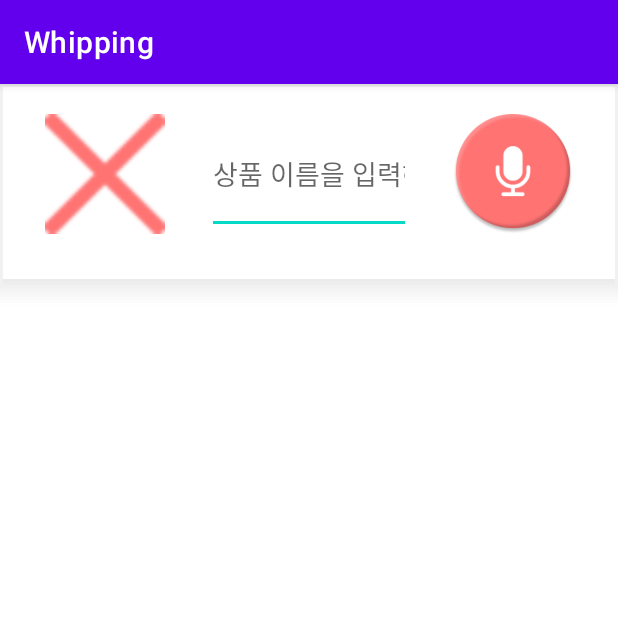
After one commit to NetChallenge-masking/Whipping, an Android app: the Search2Activity screen opened directly, with no data from a screen before it, on a phone screen of 412 x 824 dp, the top half of it. The commit adds this screen. Run offline under Robolectric (Android 15) with nearby library versions, the phone set to English and light mode, and no system bars; 1 statement that could not run was skipped.

Commit message:
[FEAT] 사용자에게 음성인식으로 찾고싶은 상품 이름 받아오기 구현 완성
음성인식으로 사용자에게 찾고 싶은 상품의 이름을 받아와서 검색창에 넘겨주는 코드 구현완료
음성인식 레이아웃 구현완료

```diff
--- a/app/src/main/java/kr/co/whipping/HomeActivity.java
+++ b/app/src/main/java/kr/co/whipping/HomeActivity.java
@@ -7,6 +7,7 @@ import android.os.Bundle;
 import android.view.View;
 
 import kr.co.whipping.scan.ScanActivity;
+import kr.co.whipping.search.SearchActivity;
 
 
 public class HomeActivity extends AppCompatActivity {
--- /dev/null
+++ b/app/src/main/java/kr/co/whipping/search/Search2Activity.java
@@ -0,0 +1,25 @@
+package kr.co.whipping.search;
+
+import android.content.Intent;
+import android.os.Bundle;
+import android.widget.EditText;
+
+import androidx.annotation.Nullable;
+import androidx.appcompat.app.AppCompatActivity;
+
+import kr.co.whipping.R;
+
+public class Search2Activity extends AppCompatActivity {
+    EditText searchEditTextview;
+    @Override
+    protected void onCreate(@Nullable Bundle savedInstanceState) {
+        super.onCreate(savedInstanceState);
+        setContentView(R.layout.activity_search2);
+
+        searchEditTextview =(EditText) findViewById(R.id.searchEditTextview);
+        Intent intent =getIntent();
+        searchEditTextview.setText(intent.getExtras().getString("searchItemName").toString());
+
+
+    }
+}
--- /dev/null
+++ b/app/src/main/res/drawable-v24/ic_mic_offs.xml
@@ -0,0 +1,5 @@
+<vector android:height="24dp" android:tint="#58BD64"
+    android:viewportHeight="24" android:viewportWidth="24"
+    android:width="24dp" xmlns:android="http://schemas.android.com/apk/res/android">
+    <path android:fillColor="@android:color/white" android:pathData="M12,14c1.66,0 2.99,-1.34 2.99,-3L15,5c0,-1.66 -1.34,-3 -3,-3S9,3.34 9,5v6c0,1.66 1.34,3 3,3zM17.3,11c0,3 -2.54,5.1 -5.3,5.1S6.7,14 6.7,11L5,11c0,3.41 2.72,6.23 6,6.72L11,21h2v-3.28c3.28,-0.48 6,-3.3 6,-6.72h-1.7z"/>
+</vector>
--- /dev/null
+++ b/app/src/main/res/drawable-v24/ic_mics.xml
@@ -0,0 +1,5 @@
+<vector android:height="24dp" android:tint="#EC4A4A"
+    android:viewportHeight="24" android:viewportWidth="24"
+    android:width="24dp" xmlns:android="http://schemas.android.com/apk/res/android">
+    <path android:fillColor="@android:color/white" android:pathData="M12,14c1.66,0 2.99,-1.34 2.99,-3L15,5c0,-1.66 -1.34,-3 -3,-3S9,3.34 9,5v6c0,1.66 1.34,3 3,3zM17.3,11c0,3 -2.54,5.1 -5.3,5.1S6.7,14 6.7,11L5,11c0,3.41 2.72,6.23 6,6.72L11,21h2v-3.28c3.28,-0.48 6,-3.3 6,-6.72h-1.7z"/>
+</vector>
--- /dev/null
+++ b/app/src/main/res/drawable/shadow.xml
@@ -0,0 +1,97 @@
+<?xml version="1.0" encoding="utf-8"?>
+<layer-list xmlns:android="http://schemas.android.com/apk/res/android" >
+
+    <!-- Drop Shadow Stack -->
+    <item>
+        <shape>
+            <padding
+                android:bottom="2.5dp"/>
+
+            <solid android:color="#00CCCCCC" />
+        </shape>
+    </item>
+    <item>
+        <shape>
+            <padding
+                android:bottom="2.5dp"/>
+
+            <solid android:color="#06CCCCCC" />
+        </shape>
+    </item>
+    <item>
+        <shape>
+            <padding
+                android:bottom="2.5dp"/>
+
+
+            <solid android:color="#09CCCCCC" />
+        </shape>
+    </item>
+    <item>
+        <shape>
+            <padding
+                android:bottom="2.5dp" />
+
+            <solid android:color="#0BCCCCCC" />
+        </shape>
+    </item>
+    <item>
+        <shape>
+            <padding
+                android:bottom="2.5dp" />
+
+            <solid android:color="#0DCCCCCC" />
+        </shape>
+    </item>
+    <item>
+        <shape>
+            <padding
+                android:bottom="2.5dp" />
+
+            <solid android:color="#10CCCCCC" />
+        </shape>
+    </item>
+    <item>
+        <shape>
+            <padding
+                android:bottom="2.5dp" />
+
+            <solid android:color="#12CCCCCC" />
+        </shape>
+    </item>
+    <item>
+        <shape>
+            <padding
+                android:bottom="2.5dp"
+                android:left="2.5dp"
+                android:right="2.5dp"
+                android:top="2.5dp" />
+
+            <solid android:color="#15CCCCCC" />
+        </shape>
+    </item>
+    <item>
+        <shape>
+            <padding
+                android:bottom="2.5dp" />
+
+            <solid android:color="#17CCCCCC" />
+        </shape>
+    </item>
+    <item>
+        <shape>
+            <padding
+                android:bottom="2.5dp" />
+
+            <solid android:color="#1ACCCCCC" />
+        </shape>
+    </item>
+
+    <!-- Background -->
+    <item>
+        <shape>
+            <solid android:color="@android:color/white" />
+        </shape>
+    </item>
+
+</layer-list>
--- /dev/null
+++ b/app/src/main/res/layout/activity_search2.xml
@@ -0,0 +1,64 @@
+<?xml version="1.0" encoding="utf-8"?>
+<androidx.constraintlayout.widget.ConstraintLayout xmlns:android="http://schemas.android.com/apk/res/android"
+    xmlns:app="http://schemas.android.com/apk/res-auto"
+    xmlns:tools="http://schemas.android.com/tools"
+    android:id="@+id/searchRecyclerView"
+    android:layout_width="match_parent"
+    android:layout_height="match_parent"
+    android:elevation="100dp">
+
+    <View
+        android:id="@+id/view3"
+        android:layout_width="wrap_content"
+        android:layout_height="150dp"
+        android:background="@drawable/shadow"
+        app:layout_constraintEnd_toEndOf="parent"
+        app:layout_constraintHorizontal_bias="0.0"
+        app:layout_constraintStart_toStartOf="parent"
+        app:layout_constraintTop_toTopOf="parent" />
+
+    <androidx.appcompat.widget.AppCompatButton
+        android:id="@+id/button2"
+        android:layout_width="80dp"
+        android:layout_height="80dp"
+        android:layout_marginStart="30dp"
+        android:layout_marginTop="20dp"
+        android:background="@drawable/backbtn"
+        android:contentDescription="뒤로가기 버튼 입니다."
+        app:layout_constraintStart_toStartOf="parent"
+        app:layout_constraintTop_toTopOf="parent" />
+
+    <EditText
+        android:id="@+id/searchEditTextview"
+        android:layout_width="0dp"
+        android:layout_height="80dp"
+        android:layout_marginStart="28dp"
+        android:layout_marginTop="20dp"
+        android:layout_marginEnd="28dp"
+        android:ems="10"
+        android:hint="상품 이름을 입력해주세요."
+        android:inputType="textPersonName"
+        app:layout_constraintEnd_toStartOf="@+id/button3"
+        app:layout_constraintHorizontal_bias="0.467"
+        app:layout_constraintStart_toEndOf="@+id/button2"
+        app:layout_constraintTop_toTopOf="parent" />
+
+    <androidx.appcompat.widget.AppCompatButton
+        android:id="@+id/button3"
+        android:layout_width="80dp"
+        android:layout_height="80dp"
+        android:layout_marginTop="20dp"
+        android:layout_marginEnd="30dp"
+        android:background="@drawable/mic_img"
+        android:contentDescription="음성인식으로 이동하는 버튼입니다."
+        app:layout_constraintEnd_toEndOf="parent"
+        app:layout_constraintTop_toTopOf="parent" />
+
+    <androidx.recyclerview.widget.RecyclerView
+        android:layout_width="1279dp"
+        android:layout_height="646dp"
+        app:layout_constraintBottom_toBottomOf="parent"
+        app:layout_constraintEnd_toEndOf="parent"
+        app:layout_constraintStart_toStartOf="parent"
+        app:layout_constraintTop_toBottomOf="@+id/view3" />
+</androidx.constraintlayout.widget.ConstraintLayout>
--- a/app/src/main/res/values/colors.xml
+++ b/app/src/main/res/values/colors.xml
@@ -9,4 +9,5 @@
     <color name="white">#FFFFFFFF</color>
     <color name="green1">#9EEDB4</color>
     <color name="green2">#3CC763</color>
+    <color name="searchcolor">#FF7373</color>
 </resources>
```
Also changed, not shown: app/src/main/AndroidManifest.xml (+3 -5 lines), app/src/main/java/kr/co/whipping/SearchActivity.java (deleted, +0 -14 lines), app/src/main/java/kr/co/whipping/search/SearchActivity.java (added, +192 -0 lines), app/src/main/res/drawable-v24/enterradius.xml (added, +12 -0 lines), app/src/main/res/drawable/searchradius.xml (added, +12 -0 lines), app/src/main/res/layout/activity_search.xml (+27 -1 lines), app/src/main/res/layout/list_item.xml (added, +44 -0 lines), app/src/main/res/drawable-v24/backbtn.png (added), app/src/main/res/drawable-v24/edittextbackgroud.png (added), app/src/main/res/drawable-v24/mic_img.png (added).
